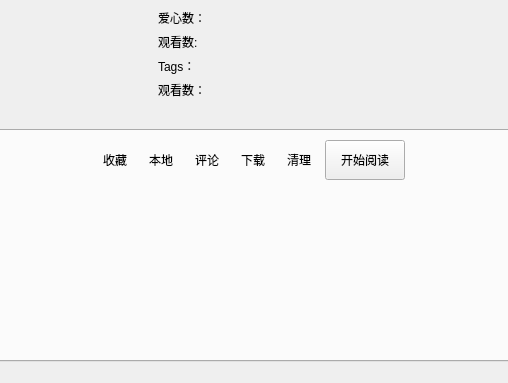
Before: the Qt Designer form ui/ui_book_info.ui in tonquer/JMComic-qt, drawn with Qt 5; both pictures show x 169 to 677 and y 322 to 705 of the 838 by 705 pixel window.
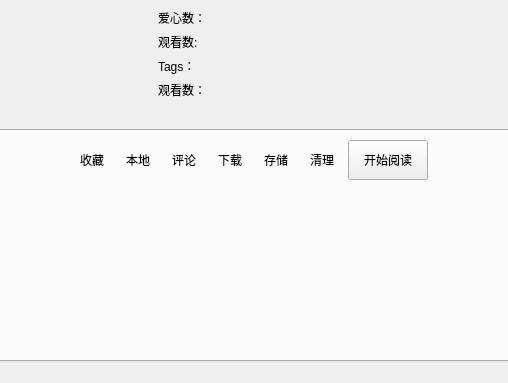
After: the same form once the commit is applied. Icons and pictures are not drawn. Custom widgets are drawn as their Qt base class.

```diff
--- a/ui/ui_book_info.ui
+++ b/ui/ui_book_info.ui
@@ -535,6 +535,32 @@
                  </property>
                 </widget>
                </item>
+               <item>
+                <widget class="QToolButton" name="uploadButton">
+                 <property name="minimumSize">
+                  <size>
+                   <width>40</width>
+                   <height>40</height>
+                  </size>
+                 </property>
+                 <property name="text">
+                  <string>存储</string>
+                 </property>
+                 <property name="icon">
+                  <iconset resource="../res/images.qrc">
+                   <normaloff>:/png/icon/upload.svg</normaloff>:/png/icon/upload.svg</iconset>
+                 </property>
+                 <property name="iconSize">
+                  <size>
+                   <width>50</width>
+                   <height>50</height>
+                  </size>
+                 </property>
+                 <property name="toolButtonStyle">
+                  <enum>Qt::ToolButtonTextBesideIcon</enum>
+                 </property>
+                </widget>
+               </item>
                <item>
                 <widget class="QToolButton" name="clearButton">
                  <property name="minimumSize">
```
